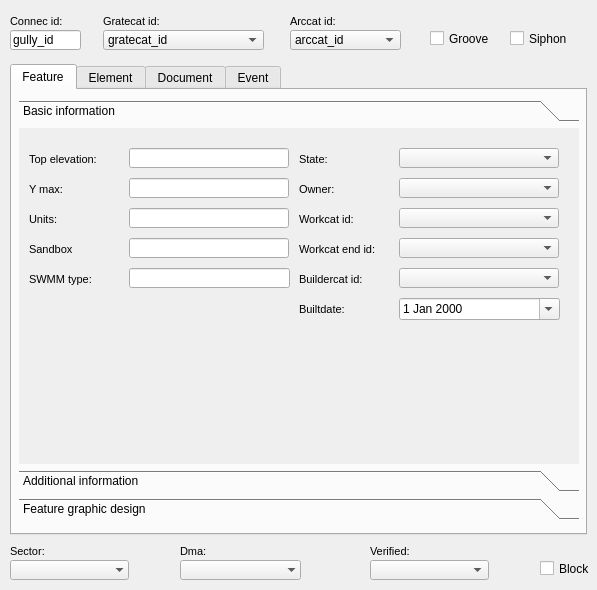
Qt form ui/ud_man_gully.ui (Giswater/giswater_qgis_plugin) before a commit.
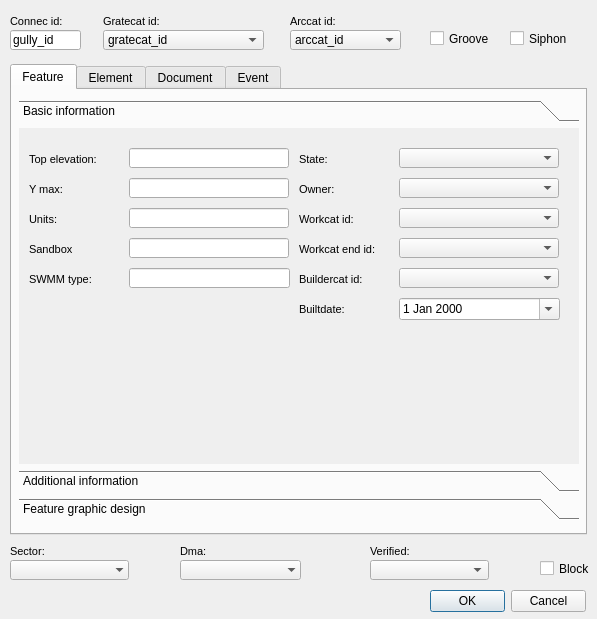
The same form after that commit. The open tabs and pages were chosen to show the change.

Diff of the .ui file:
```diff
--- a/ui/ud_man_gully.ui
+++ b/ui/ud_man_gully.ui
@@ -7,7 +7,7 @@
     <x>0</x>
     <y>0</y>
     <width>597</width>
-    <height>590</height>
+    <height>619</height>
    </rect>
   </property>
   <property name="windowTitle">
@@ -2129,6 +2129,19 @@
     <string>Groove</string>
    </property>
   </widget>
+  <widget class="QDialogButtonBox" name="ok">
+   <property name="geometry">
+    <rect>
+     <x>430</x>
+     <y>590</y>
+     <width>156</width>
+     <height>23</height>
+    </rect>
+   </property>
+   <property name="standardButtons">
+    <set>QDialogButtonBox::Cancel|QDialogButtonBox::Ok</set>
+   </property>
+  </widget>
  </widget>
  <resources/>
  <connections/>
```
Left out of the diff: 8 changed lines with no effect on the pictures.
